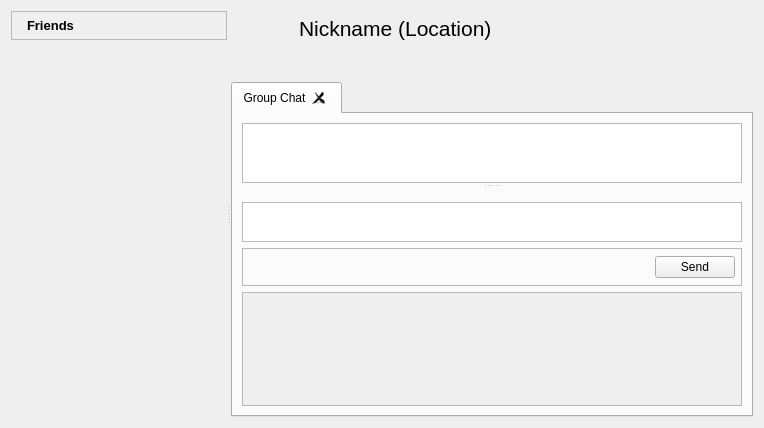
Old version of the form retroshare-gui/src/gui/FriendsDialog.ui in the repository RetroShare/RetroShare.
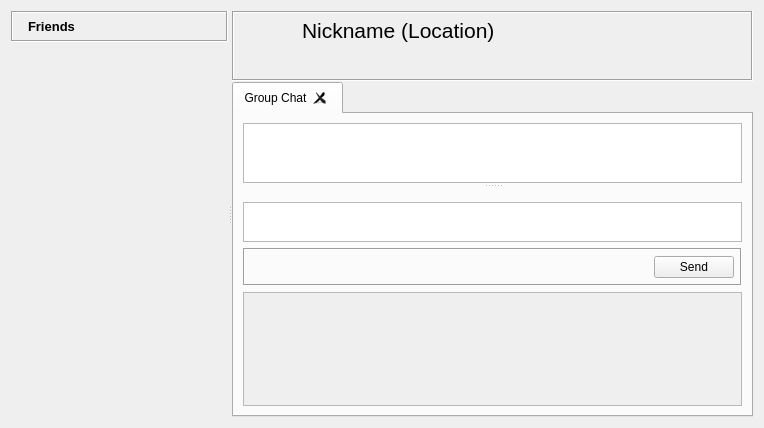
New version of the form. Icons and pictures are not drawn. Custom widgets are drawn as their Qt base class.

```diff
--- a/retroshare-gui/src/gui/FriendsDialog.ui
+++ b/retroshare-gui/src/gui/FriendsDialog.ui
@@ -27,10 +27,10 @@
        <item row="0" column="0">
         <widget class="QFrame" name="titleBarFrame">
          <property name="frameShape">
-          <enum>QFrame::StyledPanel</enum>
+          <enum>QFrame::Box</enum>
          </property>
          <property name="frameShadow">
-          <enum>QFrame::Raised</enum>
+          <enum>QFrame::Sunken</enum>
          </property>
          <layout class="QHBoxLayout" name="horizontalLayout_2">
           <property name="margin">
@@ -175,6 +175,12 @@
            <height>70</height>
           </size>
          </property>
+         <property name="frameShape">
+          <enum>QFrame::Box</enum>
+         </property>
+         <property name="frameShadow">
+          <enum>QFrame::Sunken</enum>
+         </property>
          <layout class="QGridLayout" name="gridLayout">
           <property name="leftMargin">
            <number>1</number>
@@ -292,10 +298,10 @@
               </size>
              </property>
              <property name="frameShape">
-              <enum>QFrame::StyledPanel</enum>
+              <enum>QFrame::Box</enum>
              </property>
              <property name="frameShadow">
-              <enum>QFrame::Raised</enum>
+              <enum>QFrame::Sunken</enum>
              </property>
              <layout class="QHBoxLayout" name="horizontalLayout">
               <property name="margin">
@@ -875,17 +881,17 @@
    <header>gui/common/AvatarWidget.h</header>
    <container>1</container>
   </customwidget>
-  <customwidget>
-   <class>FriendList</class>
-   <extends>QWidget</extends>
-   <header>gui/common/FriendList.h</header>
-   <container>1</container>
-  </customwidget>
   <customwidget>
    <class>LinkTextBrowser</class>
    <extends>QTextBrowser</extends>
    <header>gui/common/LinkTextBrowser.h</header>
   </customwidget>
+  <customwidget>
+   <class>FriendList</class>
+   <extends>QWidget</extends>
+   <header>gui/common/FriendList.h</header>
+   <container>1</container>
+  </customwidget>
   <customwidget>
    <class>HashBox</class>
    <extends>QScrollArea</extends>
```
Left out of the diff: 2 changed lines with no effect on the pictures.
